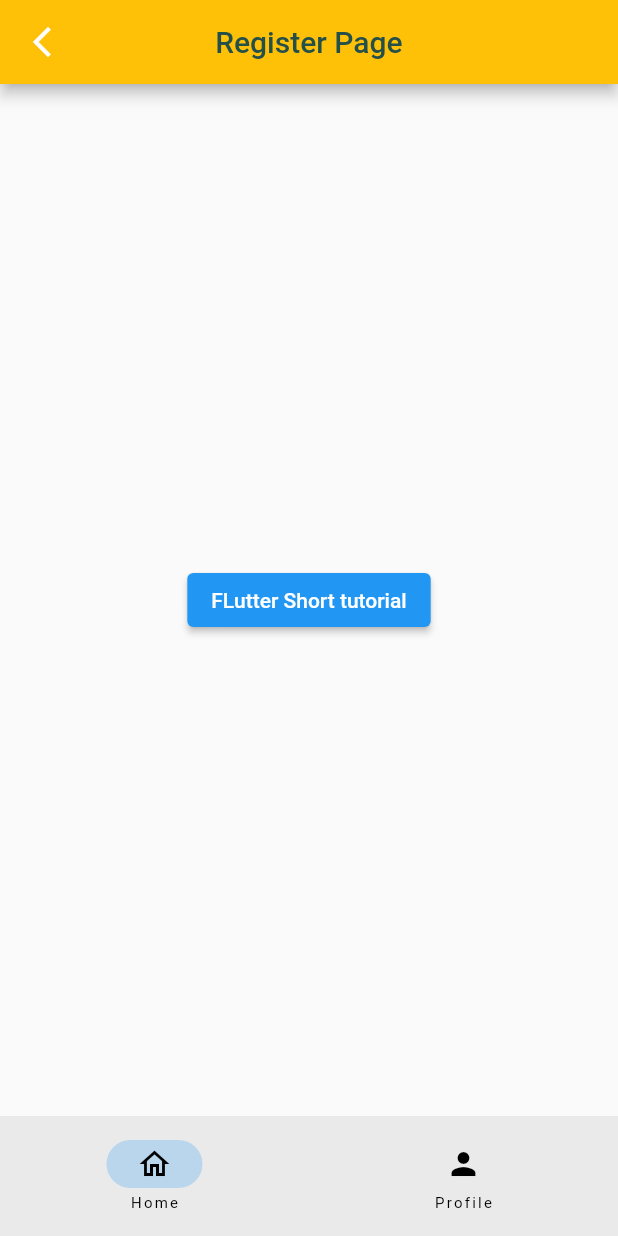
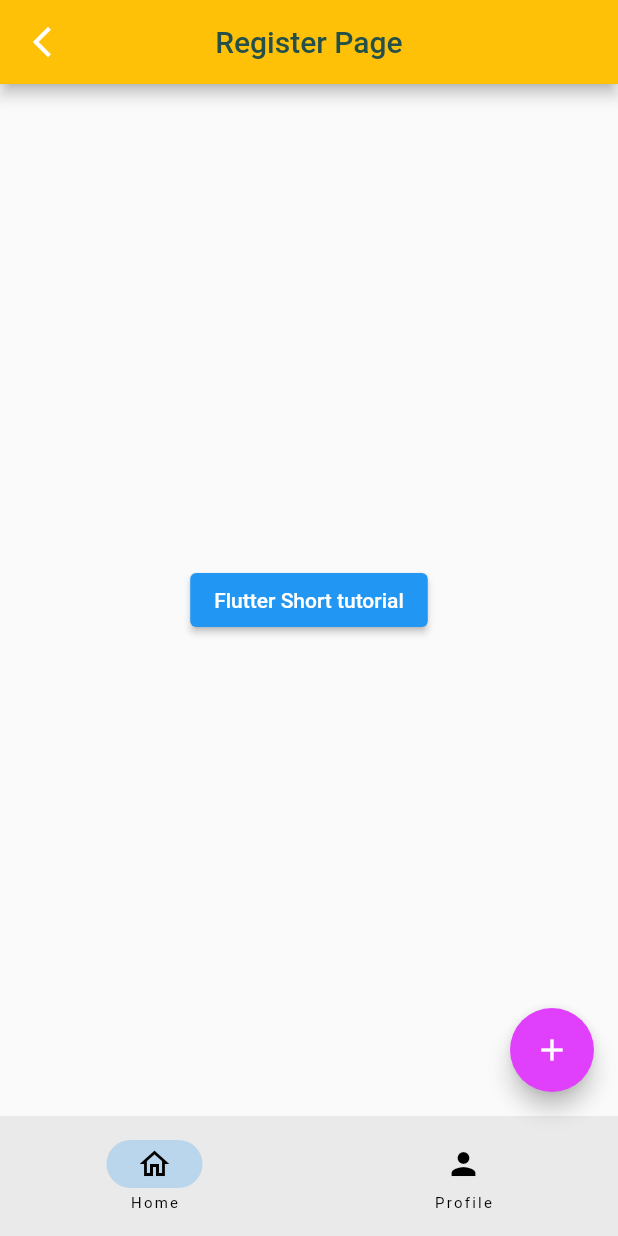
Before and after one commit to indieka900/second-flutter-app, a Flutter app: the Register screen opened directly, on a phone screen of 412 x 824 dp. Run offline on Flutter 3.47's test engine with Material 2 defaults, Android fonts, the phone set to English and light mode, and no system bars.

Commit message:
Second tutorial

```diff
--- a/lib/pages/pages/flutter_tutorial.dart
+++ b/lib/pages/pages/flutter_tutorial.dart
@@ -84,6 +84,8 @@ class _ContentState extends State<ContentF> {
               onPressed: () {
                 debugPrint("OutlinedButton was pressed");
               },
+              style: OutlinedButton.styleFrom(
+                  backgroundColor: isOn ? Colors.black : Colors.amberAccent),
               child: Text("Outlined button"),
             ),
             GestureDetector(
--- a/lib/pages/pages/home_register.dart
+++ b/lib/pages/pages/home_register.dart
@@ -18,7 +18,7 @@ class Homepage extends StatelessWidget {
           );
           //debugPrint("Clicked elevated button");
         },
-        child: Text("FLutter Short tutorial"),
+        child: Text("Flutter Short tutorial"),
       ),
     );
   }
--- a/lib/pages/register.dart
+++ b/lib/pages/register.dart
@@ -59,6 +59,14 @@ class _RegisterState extends State<Register> {
       //   ),
       // ),
       body: Homepage(),
+      floatingActionButton: FloatingActionButton(
+        onPressed: () {
+          setState(() {});
+        },
+        splashColor: Colors.green[400],
+        backgroundColor: Colors.purpleAccent,
+        child: Icon(Icons.add),
+      ),
       bottomNavigationBar: NavigationBar(
         destinations: [
           NavigationDestination(icon: Icon(Icons.home_outlined), label: "Home"),
```
